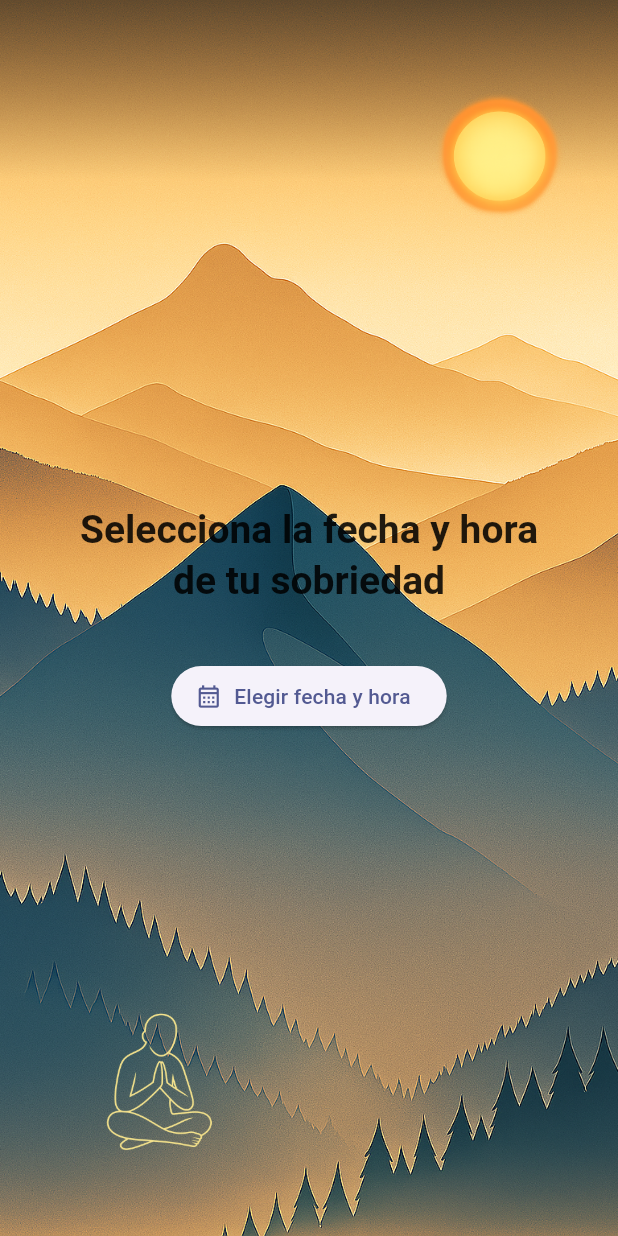
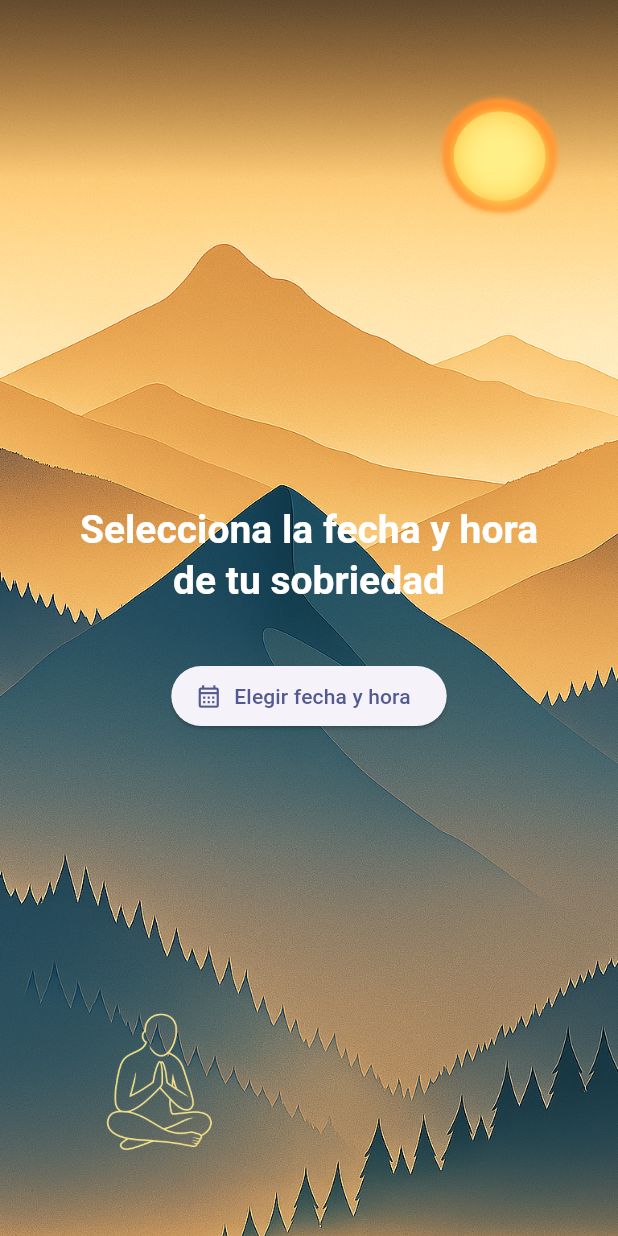
Before and after one commit to javiercamaraezquerra/Undiamas, a Flutter app: the screen it shows after launch, on a phone screen of 412 x 824 dp. Run offline on Flutter 3.47's test engine with Material 3 defaults, Android fonts, the phone set to English and light mode, and no system bars; our stand-ins replace fl_chart, flutter_local_notifications, flutter_markdown, flutter_secure_storage, google_mobile_ads, google_sign_in and 5 more; missing offline and left inert: googleapis; accounts and stored records are empty.

Commit message:
Update onboarding_screen.dart

```diff
--- a/lib/screens/onboarding_screen.dart
+++ b/lib/screens/onboarding_screen.dart
@@ -85,8 +85,6 @@ class _OnboardingScreenState extends State<OnboardingScreen> {
   /* ───────── UI ───────── */
   @override
   Widget build(BuildContext context) {
-    final primary = Theme.of(context).colorScheme.primary;
-
     return Scaffold(
       extendBodyBehindAppBar: true,
       backgroundColor: Colors.transparent,
@@ -123,7 +121,9 @@ class _OnboardingScreenState extends State<OnboardingScreen> {
                       .map((e) => ChoiceChip(
                             label: Text(e),
                             selected: _substance == e,
-                            selectedColor: primary.withAlpha(0x26),
+                            selectedColor: Colors.white.withOpacity(.25),
+                            labelStyle: const TextStyle(color: Colors.white),
+                            backgroundColor: Colors.white24,
                             onSelected: (_) => setState(() => _substance = e),
                           ))
                       .toList(),
@@ -143,8 +143,8 @@ class _OnboardingScreenState extends State<OnboardingScreen> {
               _StepContainer(
                 headline: '¡Todo listo!',
                 subhead: 'Recibirás frases motivacionales cada mañana.',
-                center: Icon(Icons.celebration_rounded,
-                    size: 96, color: primary.withOpacity(.8)),
+                center: const Icon(Icons.celebration_rounded,
+                    size: 96, color: Colors.white),
                 bottom: ElevatedButton(
                   onPressed: (_startDateTime != null && _substance != null)
                       ? _finish
@@ -182,10 +182,18 @@ class _StepContainer extends StatelessWidget {
       child: Column(
         mainAxisAlignment: MainAxisAlignment.center,
         children: [
-          Text(headline, style: t.headlineMedium, textAlign: TextAlign.center),
+          Text(
+            headline,
+            style: t.headlineMedium!.copyWith(color: Colors.white),
+            textAlign: TextAlign.center,
+          ),
           if (subhead != null) ...[
             const SizedBox(height: 8),
-            Text(subhead!, style: t.bodyMedium, textAlign: TextAlign.center),
+            Text(
+              subhead!,
+              style: t.bodyMedium!.copyWith(color: Colors.white),
+              textAlign: TextAlign.center,
+            ),
           ],
           const SizedBox(height: 36),
           center,
```
